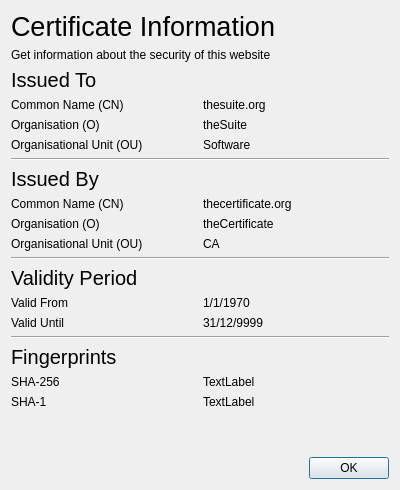
Before: the Qt Designer form certificateinfo.ui in vicr123/theweb-cef, drawn with Qt 5.
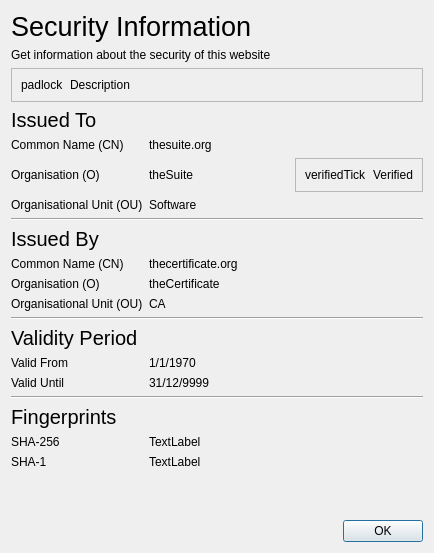
After: the same form once the commit is applied. Icons and pictures are not drawn.

Commit message: Updated Certificate Info form

What changed in the file:
```diff
--- a/certificateinfo.ui
+++ b/certificateinfo.ui
@@ -6,8 +6,8 @@
    <rect>
     <x>0</x>
     <y>0</y>
-    <width>400</width>
-    <height>490</height>
+    <width>434</width>
+    <height>553</height>
    </rect>
   </property>
   <property name="windowTitle">
@@ -22,7 +22,7 @@
       </font>
      </property>
      <property name="text">
-      <string>Certificate Information</string>
+      <string>Security Information</string>
      </property>
     </widget>
    </item>
@@ -48,28 +48,191 @@
       <property name="bottomMargin">
        <number>0</number>
       </property>
-      <item row="11" column="0">
+      <item row="14" column="0">
+       <widget class="QLabel" name="label_12">
+        <property name="text">
+         <string>Valid Until</string>
+        </property>
+       </widget>
+      </item>
+      <item row="18" column="0">
+       <widget class="QLabel" name="label_16">
+        <property name="sizePolicy">
+         <sizepolicy hsizetype="Maximum" vsizetype="Preferred">
+          <horstretch>0</horstretch>
+          <verstretch>0</verstretch>
+         </sizepolicy>
+        </property>
+        <property name="text">
+         <string>SHA-1</string>
+        </property>
+       </widget>
+      </item>
+      <item row="13" column="1" colspan="2">
+       <widget class="QLabel" name="expiryStart">
+        <property name="text">
+         <string>1/1/1970</string>
+        </property>
+        <property name="wordWrap">
+         <bool>true</bool>
+        </property>
+       </widget>
+      </item>
+      <item row="6" column="0" colspan="3">
+       <widget class="Line" name="line">
+        <property name="orientation">
+         <enum>Qt::Horizontal</enum>
+        </property>
+       </widget>
+      </item>
+      <item row="8" column="1" colspan="2">
+       <widget class="QLabel" name="issuerCommonName">
+        <property name="text">
+         <string>thecertificate.org</string>
+        </property>
+        <property name="wordWrap">
+         <bool>true</bool>
+        </property>
+       </widget>
+      </item>
+      <item row="9" column="1" colspan="2">
+       <widget class="QLabel" name="issuerOrganisation">
+        <property name="text">
+         <string>theCertificate</string>
+        </property>
+        <property name="wordWrap">
+         <bool>true</bool>
+        </property>
+       </widget>
+      </item>
+      <item row="18" column="1" colspan="2">
+       <widget class="QLabel" name="sha1">
+        <property name="sizePolicy">
+         <sizepolicy hsizetype="Expanding" vsizetype="Preferred">
+          <horstretch>0</horstretch>
+          <verstretch>0</verstretch>
+         </sizepolicy>
+        </property>
+        <property name="text">
+         <string>TextLabel</string>
+        </property>
+        <property name="wordWrap">
+         <bool>true</bool>
+        </property>
+       </widget>
+      </item>
+      <item row="15" column="0" colspan="3">
+       <widget class="Line" name="line_3">
+        <property name="orientation">
+         <enum>Qt::Horizontal</enum>
+        </property>
+       </widget>
+      </item>
+      <item row="14" column="1" colspan="2">
+       <widget class="QLabel" name="expiryEnd">
+        <property name="text">
+         <string>31/12/9999</string>
+        </property>
+        <property name="wordWrap">
+         <bool>true</bool>
+        </property>
+       </widget>
+      </item>
+      <item row="16" column="0" colspan="3">
+       <widget class="QLabel" name="label_14">
+        <property name="font">
+         <font>
+          <pointsize>15</pointsize>
+         </font>
+        </property>
+        <property name="text">
+         <string>Fingerprints</string>
+        </property>
+       </widget>
+      </item>
+      <item row="4" column="2">
+       <widget class="QFrame" name="verifiedFrame">
+        <property name="frameShape">
+         <enum>QFrame::StyledPanel</enum>
+        </property>
+        <property name="frameShadow">
+         <enum>QFrame::Raised</enum>
+        </property>
+        <layout class="QHBoxLayout" name="horizontalLayout_2">
+         <item>
+          <widget class="QLabel" name="verifiedTick">
+           <property name="text">
+            <string>verifiedTick</string>
+           </property>
+          </widget>
+         </item>
+         <item>
+          <widget class="QLabel" name="label_13">
+           <property name="text">
+            <string>Verified</string>
+           </property>
+          </widget>
+         </item>
+        </layout>
+       </widget>
+      </item>
+      <item row="3" column="1" colspan="2">
+       <widget class="QLabel" name="subjectCommonName">
+        <property name="text">
+         <string>thesuite.org</string>
+        </property>
+        <property name="wordWrap">
+         <bool>true</bool>
+        </property>
+       </widget>
+      </item>
+      <item row="7" column="0" colspan="3">
+       <widget class="QLabel" name="label_6">
+        <property name="font">
+         <font>
+          <pointsize>15</pointsize>
+         </font>
+        </property>
+        <property name="text">
+         <string>Issued By</string>
+        </property>
+       </widget>
+      </item>
+      <item row="11" column="0" colspan="3">
+       <widget class="Line" name="line_2">
+        <property name="orientation">
+         <enum>Qt::Horizontal</enum>
+        </property>
+       </widget>
+      </item>
+      <item row="13" column="0">
        <widget class="QLabel" name="label_11">
         <property name="text">
          <string>Valid From</string>
         </property>
        </widget>
       </item>
-      <item row="15" column="0">
+      <item row="17" column="0">
        <widget class="QLabel" name="label_15">
+        <property name="sizePolicy">
+         <sizepolicy hsizetype="Maximum" vsizetype="Preferred">
+          <horstretch>0</horstretch>
+          <verstretch>0</verstretch>
+         </sizepolicy>
+        </property>
         <property name="text">
          <string>SHA-256</string>
         </property>
        </widget>
       </item>
-      <item row="1" column="0">
+      <item row="3" column="0">
        <widget class="QLabel" name="label_3">
         <property name="text">
          <string>Common Name (CN)</string>
         </property>
        </widget>
       </item>
-      <item row="10" column="0" colspan="2">
+      <item row="12" column="0" colspan="2">
        <widget class="QLabel" name="label_10">
         <property name="font">
          <font>
@@ -81,180 +244,144 @@
         </property>
        </widget>
       </item>
-      <item row="2" column="0">
+      <item row="4" column="0">
        <widget class="QLabel" name="label_4">
         <property name="text">
          <string>Organisation (O)</string>
         </property>
        </widget>
       </item>
-      <item row="3" column="0">
+      <item row="5" column="0">
        <widget class="QLabel" name="label_5">
         <property name="text">
          <string>Organisational Unit (OU)</string>
         </property>
        </widget>
       </item>
-      <item row="4" column="0" colspan="2">
-       <widget class="Line" name="line">
-        <property name="orientation">
-         <enum>Qt::Horizontal</enum>
-        </property>
-       </widget>
-      </item>
-      <item row="16" column="0">
-       <widget class="QLabel" name="label_16">
-        <property name="text">
-         <string>SHA-1</string>
-        </property>
-       </widget>
-      </item>
-      <item row="12" column="0">
-       <widget class="QLabel" name="label_12">
-        <property name="text">
-         <string>Valid Until</string>
-        </property>
-       </widget>
-      </item>
-      <item row="5" column="0" colspan="2">
-       <widget class="QLabel" name="label_6">
-        <property name="font">
-         <font>
-          <pointsize>15</pointsize>
-         </font>
-        </property>
-        <property name="text">
-         <string>Issued By</string>
-        </property>
-       </widget>
-      </item>
-      <item row="6" column="0">
+      <item row="8" column="0">
        <widget class="QLabel" name="label_7">
         <property name="text">
          <string>Common Name (CN)</string>
         </property>
        </widget>
       </item>
-      <item row="7" column="0">
+      <item row="9" column="0">
        <widget class="QLabel" name="label_8">
         <property name="text">
          <string>Organisation (O)</string>
         </property>
        </widget>
       </item>
-      <item row="8" column="0">
+      <item row="10" column="0">
        <widget class="QLabel" name="label_9">
         <property name="text">
          <string>Organisational Unit (OU)</string>
         </property>
        </widget>
       </item>
-      <item row="6" column="1">
-       <widget class="QLabel" name="issuerCommonName">
-        <property name="text">
-         <string>thecertificate.org</string>
+      <item row="17" column="1" colspan="2">
+       <widget class="QLabel" name="sha256">
+        <property name="sizePolicy">
+         <sizepolicy hsizetype="Expanding" vsizetype="Preferred">
+          <horstretch>0</horstretch>
+          <verstretch>0</verstretch>
+         </sizepolicy>
         </property>
-       </widget>
-      </item>
-      <item row="11" column="1">
-       <widget class="QLabel" name="expiryStart">
         <property name="text">
-         <string>1/1/1970</string>
+         <string>TextLabel</string>
         </property>
-       </widget>
-      </item>
-      <item row="9" column="0" colspan="2">
-       <widget class="Line" name="line_2">
-        <property name="orientation">
-         <enum>Qt::Horizontal</enum>
+        <property name="wordWrap">
+         <bool>true</bool>
         </property>
        </widget>
       </item>
-      <item row="7" column="1">
-       <widget class="QLabel" name="issuerOrganisation">
-        <property name="text">
-         <string>theCertificate</string>
-        </property>
-       </widget>
-      </item>
-      <item row="8" column="1">
+      <item row="10" column="1" colspan="2">
        <widget class="QLabel" name="issuerOrganisationalUnit">
         <property name="text">
          <string>CA</string>
         </property>
-       </widget>
-      </item>
-      <item row="0" column="0" colspan="2">
-       <widget class="QLabel" name="label_2">
-        <property name="font">
-         <font>
-          <pointsize>15</pointsize>
-         </font>
+        <property name="wordWrap">
+         <bool>true</bool>
         </property>
-        <property name="text">
-         <string>Issued To</string>
-        </property>
        </widget>
       </item>
-      <item row="1" column="1">
-       <widget class="QLabel" name="subjectCommonName">
-        <property name="text">
-         <string>thesuite.org</string>
-        </property>
-       </widget>
-      </item>
-      <item row="2" column="1">
-       <widget class="QLabel" name="subjectOrganisation">
-        <property name="text">
-         <string>theSuite</string>
-        </property>
-       </widget>
-      </item>
-      <item row="3" column="1">
+      <item row="5" column="1" colspan="2">
        <widget class="QLabel" name="subjectOrganisationalUnit">
         <property name="text">
          <string>Software</string>
         </property>
+        <property name="wordWrap">
+         <bool>true</bool>
+        </property>
        </widget>
       </item>
-      <item row="12" column="1">
-       <widget class="QLabel" name="expiryEnd">
+      <item row="4" column="1">
+       <widget class="QLabel" name="subjectOrganisation">
+        <property name="sizePolicy">
+         <sizepolicy hsizetype="Expanding" vsizetype="Preferred">
+          <horstretch>0</horstretch>
+          <verstretch>0</verstretch>
+         </sizepolicy>
+        </property>
         <property name="text">
-         <string>31/12/9999</string>
+         <string>theSuite</string>
         </property>
-       </widget>
-      </item>
-      <item row="13" column="0" colspan="2">
-       <widget class="Line" name="line_3">
-        <property name="orientation">
-         <enum>Qt::Horizontal</enum>
+        <property name="wordWrap">
+         <bool>true</bool>
         </property>
        </widget>
       </item>
-      <item row="14" column="0" colspan="2">
-       <widget class="QLabel" name="label_14">
+      <item row="2" column="0" colspan="3">
+       <widget class="QLabel" name="label_2">
         <property name="font">
          <font>
           <pointsize>15</pointsize>
          </font>
         </property>
         <property name="text">
-         <string>Fingerprints</string>
+         <string>Issued To</string>
         </property>
        </widget>
       </item>
-      <item row="15" column="1">
-       <widget class="QLabel" name="sha256">
-        <property name="text">
-         <string>TextLabel</string>
+      <item row="1" column="0" colspan="3">
+       <widget class="QFrame" name="securitySummary">
+        <property name="frameShape">
+         <enum>QFrame::StyledPanel</enum>
         </property>
-       </widget>
-      </item>
-      <item row="16" column="1">
-       <widget class="QLabel" name="sha1">
-        <property name="text">
-         <string>TextLabel</string>
+        <property name="frameShadow">
+         <enum>QFrame::Raised</enum>
         </property>
+        <layout class="QHBoxLayout" name="horizontalLayout_3">
+         <item>
+          <widget class="QLabel" name="securityPadlock">
+           <property name="sizePolicy">
+            <sizepolicy hsizetype="Maximum" vsizetype="Preferred">
+             <horstretch>0</horstretch>
+             <verstretch>0</verstretch>
+            </sizepolicy>
+           </property>
+           <property name="text">
+            <string>padlock</string>
+           </property>
+          </widget>
+         </item>
+         <item>
+          <widget class="QLabel" name="securityDescription">
+           <property name="sizePolicy">
+            <sizepolicy hsizetype="Preferred" vsizetype="Preferred">
+             <horstretch>0</horstretch>
+             <verstretch>0</verstretch>
+            </sizepolicy>
+           </property>
+           <property name="text">
+            <string>Description</string>
+           </property>
+           <property name="wordWrap">
+            <bool>true</bool>
+           </property>
+          </widget>
+         </item>
+        </layout>
        </widget>
       </item>
      </layout>
```
Left out of the diff: 3 changed lines with no effect on the pictures. The commit also changes 5 other files.
